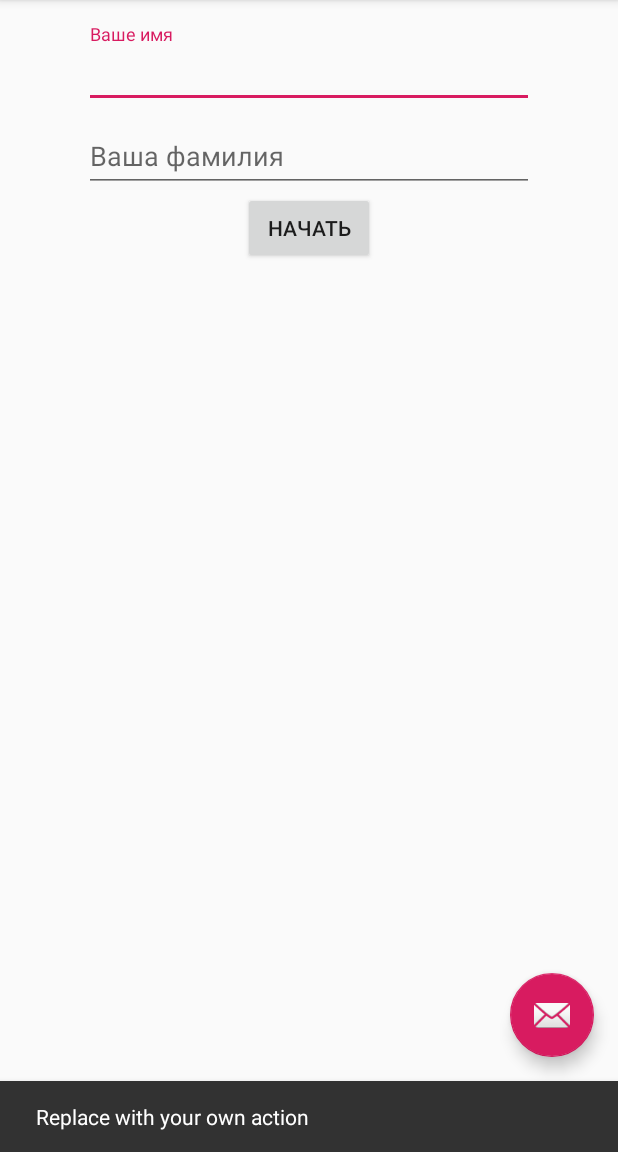
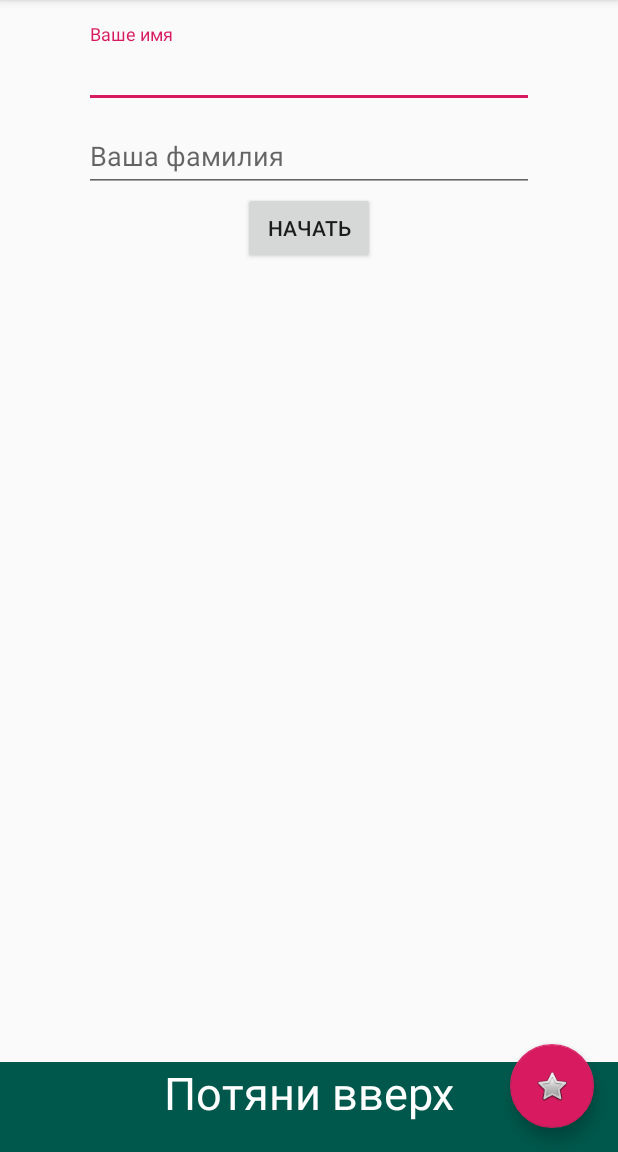
Before and after one commit to KunakbaevAV/MaterialDesign, an Android app: the screen it shows after launch (MainActivity), after a tap on an icon or button, on a phone screen of 412 x 824 dp, the part 84-1236 px from its top. Run offline under Robolectric (Android 15) with nearby library versions, the phone set to English and light mode, and no system bars; libraries missing offline, so code that uses them is left out: com.daimajia.androidanimations.

Commit message:
Добавил нижнюю выдвижную панельку. Сделал исчезающую анимацию.

```diff
--- a/app/src/main/java/com/example/materialdesign/MainActivity.java
+++ b/app/src/main/java/com/example/materialdesign/MainActivity.java
@@ -4,17 +4,21 @@ import android.os.Bundle;
 
 import com.daimajia.androidanimations.library.Techniques;
 import com.daimajia.androidanimations.library.YoYo;
+import com.google.android.material.bottomsheet.BottomSheetBehavior;
 import com.google.android.material.floatingactionbutton.FloatingActionButton;
-import com.google.android.material.snackbar.Snackbar;
 import com.google.android.material.textfield.TextInputLayout;
 
+import androidx.annotation.NonNull;
 import androidx.appcompat.app.AppCompatActivity;
 import androidx.appcompat.widget.AppCompatButton;
 import androidx.appcompat.widget.Toolbar;
 
 import android.view.Menu;
 import android.view.MenuItem;
+import android.view.View;
 import android.widget.EditText;
+import android.widget.LinearLayout;
+import android.widget.TextView;
 import android.widget.Toast;
 
 import java.util.Objects;
@@ -26,6 +30,8 @@ public class MainActivity extends AppCompatActivity {
     private String userName;
     private String userSurname;
 
+    BottomSheetBehavior bottomSheetBehavior;
+
     @Override
     protected void onCreate(Bundle savedInstanceState) {
         super.onCreate(savedInstanceState);
@@ -33,6 +39,7 @@ public class MainActivity extends AppCompatActivity {
         Toolbar toolbar = findViewById(R.id.toolbar);
         setSupportActionBar(toolbar);
         initUI();
+        initBottomSheet();
     }
 
     private void initUI() {
@@ -43,10 +50,32 @@ public class MainActivity extends AppCompatActivity {
             saveUser();
             checkRegistration();
         });
+        FloatingActionButton fab = findViewById(R.id.fab);
+        fab.setOnClickListener(view ->
+                bottomSheetBehavior.setState(BottomSheetBehavior.STATE_COLLAPSED));
+    }
 
-        FloatingActionButton fab = findViewById(R.id.fab);
-        fab.setOnClickListener(view -> Snackbar.make(view, "Replace with your own action", Snackbar.LENGTH_LONG)
-                .setAction("Action", null).show());
+    private void initBottomSheet() {
+        LinearLayout linearLayout = findViewById(R.id.bottom_sheet);
+        bottomSheetBehavior = BottomSheetBehavior.from(linearLayout);
+        TextView bottomText = findViewById(R.id.bottom_text);
+        bottomSheetBehavior.setBottomSheetCallback(new BottomSheetBehavior.BottomSheetCallback() {
+            @Override
+            public void onStateChanged(@NonNull View bottomSheet, int newState) {
+
+            }
+
+            @Override
+            public void onSlide(@NonNull View bottomSheet, float slideOffset) {
+
+                if (slideOffset > 0) {
+                    inputName.setAlpha(1f - slideOffset);
+                    inputSurname.setAlpha(1f - slideOffset);
+                    buttonBegin.setAlpha(1f - slideOffset * 2);
+                    bottomText.setAlpha(slideOffset);
+                }
+            }
+        });
     }
 
     private void checkRegistration() {
--- a/app/src/main/res/layout/activity_main.xml
+++ b/app/src/main/res/layout/activity_main.xml
@@ -22,12 +22,16 @@
 
     <include layout="@layout/content_main" />
 
+    <include layout="@layout/content_bottom" />
+
     <com.google.android.material.floatingactionbutton.FloatingActionButton
         android:id="@+id/fab"
         android:layout_width="wrap_content"
         android:layout_height="wrap_content"
         android:layout_gravity="bottom|end"
         android:layout_margin="@dimen/fab_margin"
-        app:srcCompat="@android:drawable/ic_dialog_email" />
+        app:srcCompat="@android:drawable/btn_star"
+        app:layout_anchor="@+id/bottom_sheet"
+        app:layout_anchorGravity="end" />
 
 </androidx.coordinatorlayout.widget.CoordinatorLayout>
--- /dev/null
+++ b/app/src/main/res/layout/content_bottom.xml
@@ -0,0 +1,32 @@
+<?xml version="1.0" encoding="utf-8"?>
+<LinearLayout xmlns:android="http://schemas.android.com/apk/res/android"
+    xmlns:app="http://schemas.android.com/apk/res-auto"
+    android:id="@+id/bottom_sheet"
+    android:layout_width="match_parent"
+    android:layout_height="340dp"
+    android:orientation="vertical"
+    app:layout_behavior="@string/bottom_sheet_behavior"
+    app:behavior_peekHeight="60dp">
+
+    <TextView
+        android:id="@+id/bottom_label"
+        android:layout_width="match_parent"
+        android:layout_height="80dp"
+        android:background="@color/colorPrimaryDark"
+        android:textColor="@android:color/white"
+        android:text="@string/pull_up"
+        android:textSize="30sp"
+        android:textAlignment="center" />
+
+    <TextView
+        android:id="@+id/bottom_text"
+        android:layout_width="match_parent"
+        android:layout_height="match_parent"
+        android:background="@color/colorPrimary"
+        android:textColor="@android:color/holo_red_light"
+        android:text="@string/surprise"
+        android:textSize="50sp"
+        android:textStyle="bold"
+        android:textAlignment="center" />
+
+</LinearLayout>
--- a/app/src/main/res/values/strings.xml
+++ b/app/src/main/res/values/strings.xml
@@ -7,4 +7,6 @@
     <string name="array_themes">Список тем</string>
     <string name="you_name">Ваше имя</string>
     <string name="you_surname">Ваша фамилия</string>
+    <string name="pull_up">Потяни вверх</string>
+    <string name="surprise">Сюрприз!</string>
 </resources>
```
